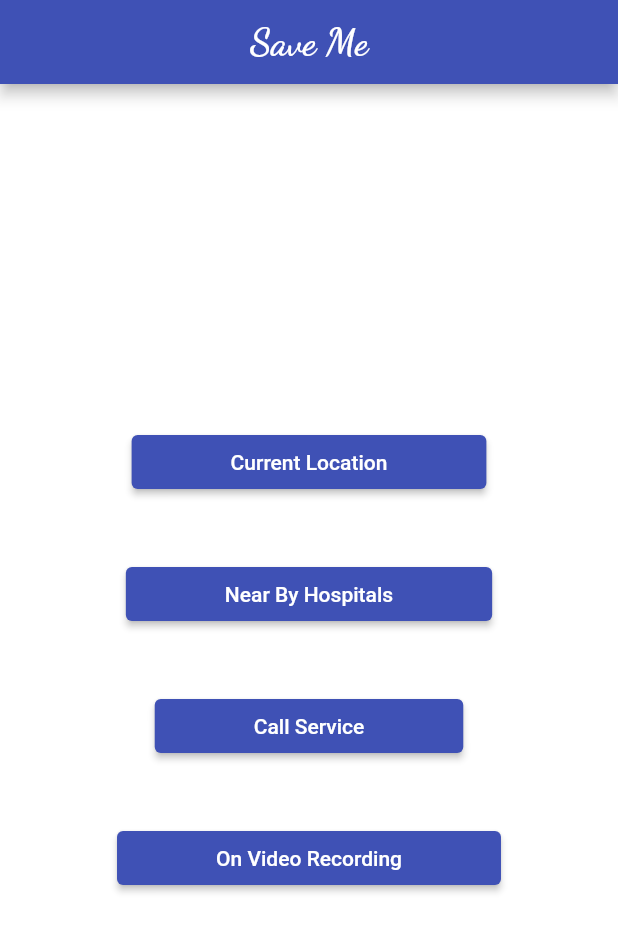
After one commit to divyanshugour/Save-Me, a Flutter app: the Show screen opened directly, after a tap on "Current Location", on a phone screen of 412 x 824 dp. The commit adds this screen. Shown: the top 932 px of the screen. Run offline on Flutter 3.47's test engine with Material 2 defaults, Android fonts, the phone set to English and light mode, and no system bars; our stand-ins replace cloud_firestore, firebase_core, fluttertoast, geolocator, google_fonts, intl_phone_number_input and 1 more; missing offline and left inert: maps_launcher, shake, splash_screen_view; accounts and stored records are empty.

Commit message:
final commit

```diff
--- a/lib/main.dart
+++ b/lib/main.dart
@@ -1,5 +1,6 @@
 import 'package:firebase_core/firebase_core.dart';
 import 'package:flutter/material.dart';
+import 'package:save_me/show.dart';
 import 'package:save_me/splash_screen.dart';
 
 void main() async{
--- /dev/null
+++ b/lib/show.dart
@@ -0,0 +1,106 @@
+import 'package:flutter/material.dart';
+import 'package:geolocator/geolocator.dart';
+import 'package:google_fonts/google_fonts.dart';
+import 'package:maps_launcher/maps_launcher.dart';
+import 'package:url_launcher/url_launcher.dart';
+
+class Show extends StatefulWidget {
+  const Show({Key? key}) : super(key: key);
+
+  @override
+  _ShowState createState() => _ShowState();
+}
+
+class _ShowState extends State<Show> {
+
+  var locationMessage = '';
+  var latitude;
+  var longitude;
+  var number;
+
+  void getCurrentLocation() async {
+    var position = await Geolocator.getCurrentPosition(
+        desiredAccuracy: LocationAccuracy.high);
+    var lat = position.latitude;
+    var long = position.longitude;
+    // passing this to latitude and longitude strings
+    latitude = lat;
+    longitude = long;
+  }
+
+  @override
+  void initState() {
+    super.initState();
+    getCurrentLocation();
+    number = '+919074668558';
+  }
+
+  @override
+  Widget build(BuildContext context) {
+    return Builder(
+        builder:(BuildContext context) => Scaffold(
+          appBar: AppBar(
+            title: Text('Save Me',
+              style: GoogleFonts.dancingScript(fontWeight: FontWeight.bold,fontSize: 25),
+            ),
+            centerTitle: true,
+          ),
+          backgroundColor: Colors.white,
+          body: Center(
+            child: Column(
+              mainAxisAlignment: MainAxisAlignment.center,
+              children: [
+                Padding(
+                  padding: const EdgeInsets.symmetric(vertical: 20),
+                  child: ElevatedButton(
+                    onPressed: () {
+                      MapsLauncher.launchCoordinates(latitude, longitude);
+                    },
+                    child: const Padding(
+                      padding: EdgeInsets.symmetric(horizontal: 50),
+                      child: Text('Current Location'),
+                    ),
+                  ),
+                ),
+                Padding(
+                  padding: const EdgeInsets.symmetric(vertical: 20),
+                  child: ElevatedButton(
+                    onPressed: () {
+                      MapsLauncher.launchCoordinates(latitude, longitude);
+                    },
+                    child: const Padding(
+                      padding: EdgeInsets.symmetric(horizontal: 50),
+                      child: Text('Near By Hospitals'),
+                    ),
+                  ),
+                ),
+                Padding(
+                  padding: const EdgeInsets.symmetric(vertical: 20),
+                  child: ElevatedButton(
+                    onPressed: () async {
+                      await canLaunch('tel:108') ? await launch('tel:108') : throw 'Could not launch';
+                    },
+                    child: const Padding(
+                      padding: EdgeInsets.symmetric(horizontal: 50),
+                      child: Text('Call Service'),
+                    ),
+                  ),
+                ),
+                Padding(
+                  padding: const EdgeInsets.symmetric(vertical: 20),
+                  child: ElevatedButton(
+                    onPressed: () {
+                      MapsLauncher.launchCoordinates(latitude, longitude);
+                    },
+                    child: const Padding(
+                      padding: EdgeInsets.symmetric(horizontal: 50),
+                      child: Text('On Video Recording'),
+                    ),
+                  ),
+                ),
+              ],
+            ),
+          ),
+        ));
+  }
+}
--- a/pubspec.yaml
+++ b/pubspec.yaml
@@ -42,7 +42,9 @@ dependencies:
   fluttertoast: ^8.0.8
   shake: ^1.0.1
   maps_launcher: ^2.0.1
-#  geolocator: ^7.0.0
+  geolocator: ^7.0.0
+  url_launcher: ^6.0.12
+  shared_preferences: ^2.0.8
 
 dev_dependencies:
   flutter_test:
```
Also changed, not shown: lib/connect.dart (+21 -19 lines), lib/login.dart (+27 -0 lines), lib/register.dart (+10 -3 lines), lib/splash_screen.dart (+17 -2 lines), pubspec.lock, 2 other files.
